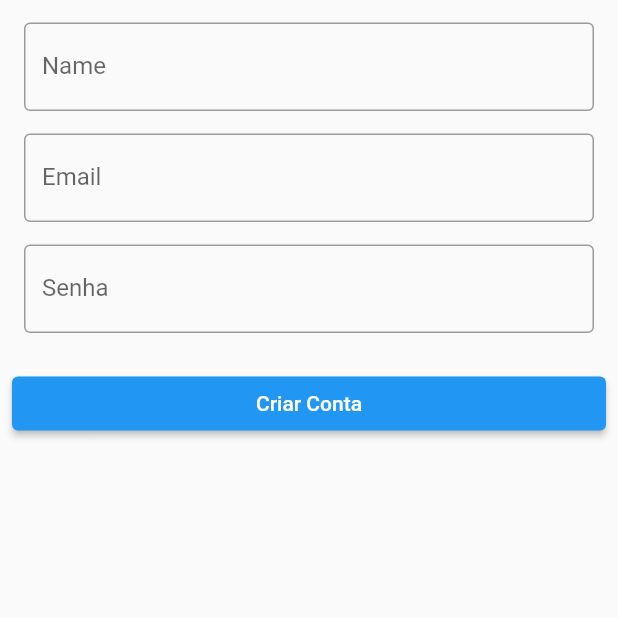
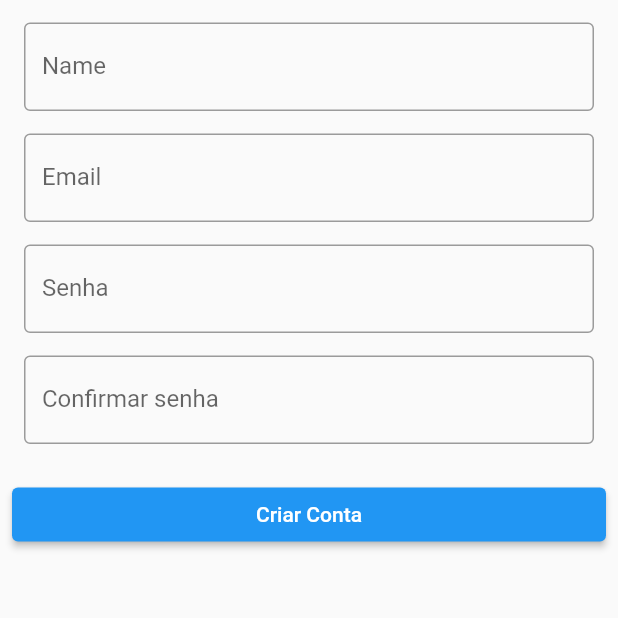
Before and after one commit to lucasbarretoluz/AppGerenciamentoFinanceiro, a Flutter app: the Singup screen opened directly, on a phone screen of 412 x 824 dp, the top half of it. Run offline on Flutter 3.47's test engine with Material 2 defaults, Android fonts, the phone set to English and light mode, and no system bars; our stand-ins replace cloud_firestore, firebase_auth, firebase_core, table_calendar; missing offline and left inert: flutter_barcode_scanner; accounts and stored records are empty.

Commit message:
Envio dados singup para o firebase

```diff
--- a/flutter_application/lib/main.dart
+++ b/flutter_application/lib/main.dart
@@ -1,6 +1,7 @@
 import 'package:firebase_core/firebase_core.dart';
 import 'package:flutter_application/src/pages/loginPage.dart';
 import 'package:flutter/material.dart';
+import 'package:flutter_application/src/pages/qrcodePage.dart';
 import 'package:flutter_application/src/pages/singupPage.dart';
 import 'package:intl/date_symbol_data_local.dart';
 import 'src/themes/theme.dart';
@@ -29,7 +30,7 @@ class MyApp extends StatelessWidget {
             theme: AppTheme.lightTheme.copyWith(),
             debugShowCheckedModeBanner: false,
 
-            home: loginPage(),
+            home: QRCodePage(),
             //oginPage(),
             // routes: Routes.getRoute(),
             // initialRoute: '/',
--- a/flutter_application/lib/src/pages/loginPage.dart
+++ b/flutter_application/lib/src/pages/loginPage.dart
@@ -23,7 +23,6 @@ class _loginPageState extends State<loginPage> {
     });
 
     try {
-
       await FirebaseAuth.instance.signInWithEmailAndPassword(
           email: _emailController.text, password: _passwordController.text);
 
--- a/flutter_application/lib/src/pages/singupPage.dart
+++ b/flutter_application/lib/src/pages/singupPage.dart
@@ -1,7 +1,7 @@
 import 'package:firebase_auth/firebase_auth.dart';
 import 'package:flutter/material.dart';
-import 'package:flutter_application/src/widgets/extentions.dart';
 import 'package:cloud_firestore/cloud_firestore.dart';
+
 class Singup extends StatefulWidget {
   const Singup({Key? key}) : super(key: key);
 
@@ -42,6 +42,16 @@ class _SingupState extends State<Singup> {
               password: true,
               validator: _confirmPasswordValidator),
           const SizedBox(height: 15),
+          _TextField(
+              label: 'Confirmar senha',
+              controller: _confirmPasswordController,
+              password: true,
+              validator: _confirmPasswordValidator),
+          const SizedBox(height: 15),
+          if (loading) ...[
+            Center(child: CircularProgressIndicator()),
+          ],
+          if (!loading) ...[
             Padding(
               padding: const EdgeInsets.all(8.0),
               child: ElevatedButton(
@@ -54,6 +64,7 @@ class _SingupState extends State<Singup> {
                 child: Text('Criar Conta'),
               ),
             )
+          ],
         ]),
       ),
     );
@@ -82,32 +93,35 @@ class _SingupState extends State<Singup> {
     });
     try {
       await FirebaseAuth.instance.createUserWithEmailAndPassword(
-        email: _emailController.text, password: _passwordController.text
-        );
+          email: _emailController.text, password: _passwordController.text);
       await FirebaseFirestore.instance.collection('users').add({
         'email': _emailController.text,
         'name': _nameController.text,
       });
 
-      await showDialog(context: context, builder: (context) => AlertDialog(
+      await showDialog(
+          context: context,
+          builder: (context) => AlertDialog(
                 title: Text('Conta criada com sucesso'),
                 content: Text('Sua conta foi criada, você já pode logar!'),
                 actions: [
-           TextButton(onPressed: (){
+                  TextButton(
+                      onPressed: () {
                         Navigator.of(context).pop();
-           }, child: Text('OK'))],
+                      },
+                      child: Text('OK'))
+                ],
               ));
       Navigator.of(context).pop();
-    }on FirebaseAuthException catch (e){
+    } on FirebaseAuthException catch (e) {
       _handleSingUpError(e);
       setState(() {
         loading = false;
       });
-
     }
   }
 
-  void _handleSingUpError ( FirebaseAuthException e) {
+  void _handleSingUpError(FirebaseAuthException e) {
     String messageToDisplay;
     switch (e.code) {
       case 'email-already-in-use':
@@ -126,17 +140,21 @@ class _SingupState extends State<Singup> {
         messageToDisplay = 'Algo de errado ocorreu.';
         break;
     }
-    showDialog(context: context, builder: (context) => AlertDialog(
+    showDialog(
+        context: context,
+        builder: (context) => AlertDialog(
               title: Text('Criar conta falhou'),
               content: Text(messageToDisplay),
-      actions: [TextButton(onPressed: (){
+              actions: [
+                TextButton(
+                    onPressed: () {
                       Navigator.of(context).pop();
-      }, child: Text('OK'))],
+                    },
+                    child: Text('OK'))
+              ],
             ));
   }
 }
-
-
 
 class _TextField extends StatelessWidget {
   final TextEditingController controller;
--- a/flutter_application/pubspec.yaml
+++ b/flutter_application/pubspec.yaml
@@ -26,9 +26,9 @@ dependencies:
   cupertino_icons: ^1.0.3
   table_calendar: ^3.0.3
   provider: ^6.0.2
-  firebase_core: ^1.3.0
-  firebase_auth: ^2.0.0
-  cloude_firestore: ^3.1.6
+  firebase_core: ^1.11.0
+  firebase_auth: ^3.3.5
+  cloud_firestore: ^3.1.4
 
 dev_dependencies:
   flutter_test:
```
Also changed, not shown: flutter_application/lib/src/pages/qrcodePage.dart (+14 -0 lines), flutter_application/pubspec.lock, 1 other file. Lines whose indentation alone changed are shown as unchanged.
